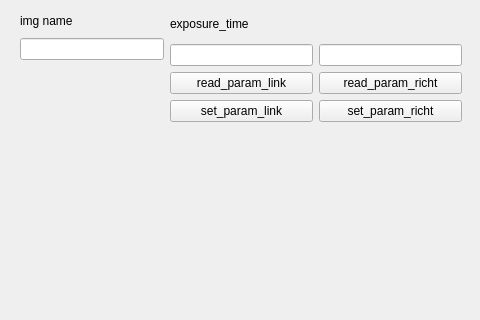
Before: the Qt Designer form ui_control/zwei_construct_win.ui in klugcyk/dieschwesterwaternderengle, drawn with Qt 5; both pictures show x 0 to 480 and y 0 to 320 of the 820 by 483 pixel window.
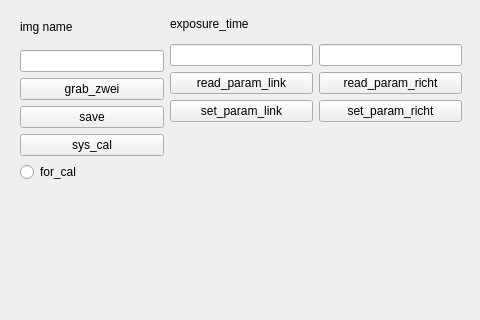
After: the same form once the commit is applied.

Patch:
```diff
--- a/ui_control/zwei_construct_win.ui
+++ b/ui_control/zwei_construct_win.ui
@@ -66,13 +66,13 @@
     </item>
    </layout>
   </widget>
-  <widget class="QWidget" name="layoutWidget_2">
+  <widget class="QWidget" name="">
    <property name="geometry">
     <rect>
      <x>20</x>
      <y>10</y>
      <width>144</width>
-     <height>50</height>
+     <height>172</height>
     </rect>
    </property>
    <layout class="QVBoxLayout" name="verticalLayout">
@@ -86,6 +86,34 @@
     <item>
      <widget class="QLineEdit" name="img_name"/>
     </item>
+    <item>
+     <widget class="QPushButton" name="grab_zwei">
+      <property name="text">
+       <string>grab_zwei</string>
+      </property>
+     </widget>
+    </item>
+    <item>
+     <widget class="QPushButton" name="save">
+      <property name="text">
+       <string>save</string>
+      </property>
+     </widget>
+    </item>
+    <item>
+     <widget class="QPushButton" name="sys_cal">
+      <property name="text">
+       <string>sys_cal</string>
+      </property>
+     </widget>
+    </item>
+    <item>
+     <widget class="QRadioButton" name="for_cal">
+      <property name="text">
+       <string>for_cal</string>
+      </property>
+     </widget>
+    </item>
    </layout>
   </widget>
  </widget>
```
